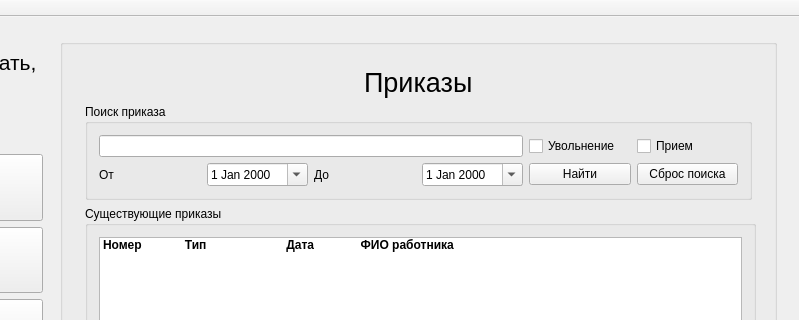
The window that salary/salary.ui (a-mihaylov/salary) describes before a commit, drawn with Qt 5; both pictures show x 185 to 984 and y 0 to 320 of the 984 by 567 pixel window.
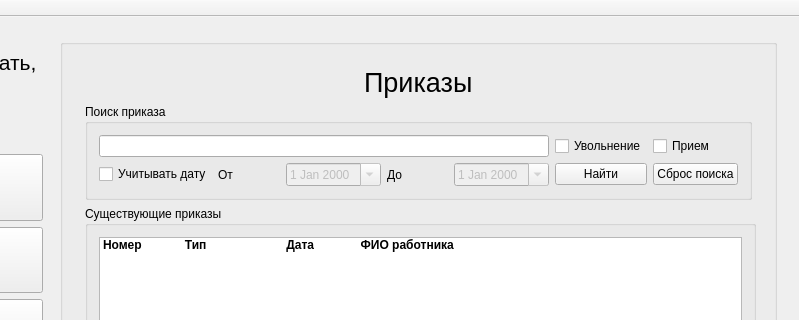
The same window after the commit. The open tabs and pages were chosen to show the change.

Commit message: Добавлен чек-бокс учета диапазона дат при поиске по приказам

What changed in the file:
```diff
--- a/salary/salary.ui
+++ b/salary/salary.ui
@@ -671,71 +671,81 @@
                   <string>Поиск приказа</string>
                  </property>
                  <layout class="QGridLayout" name="gridLayout">
-                  <item row="0" column="0" colspan="4">
-                   <widget class="QLineEdit" name="prikaz_search_FIO_2"/>
-                  </item>
-                  <item row="0" column="4">
-                   <widget class="QCheckBox" name="prikaz_search_dismissial">
-                    <property name="text">
-                     <string>Увольнение</string>
-                    </property>
-                   </widget>
-                  </item>
-                  <item row="0" column="5">
-                   <widget class="QCheckBox" name="prikaz_search_recruitment">
-                    <property name="text">
-                     <string>Прием</string>
-                    </property>
-                   </widget>
-                  </item>
-                  <item row="1" column="0">
-                   <widget class="QLabel" name="label_9">
-                    <property name="text">
-                     <string>От</string>
-                    </property>
-                   </widget>
-                  </item>
-                  <item row="1" column="1">
-                   <widget class="QDateEdit" name="prikaz_search_date_start">
-                    <property name="enabled">
-                     <bool>true</bool>
-                    </property>
-                    <property name="calendarPopup">
-                     <bool>true</bool>
-                    </property>
-                   </widget>
-                  </item>
                   <item row="1" column="2">
+                   <widget class="QDateEdit" name="prikaz_search_date_start">
+                    <property name="enabled">
+                     <bool>false</bool>
+                    </property>
+                    <property name="calendarPopup">
+                     <bool>true</bool>
+                    </property>
+                   </widget>
+                  </item>
+                  <item row="1" column="3">
                    <widget class="QLabel" name="label_10">
                     <property name="text">
                      <string>До</string>
                     </property>
                    </widget>
                   </item>
-                  <item row="1" column="3">
-                   <widget class="QDateEdit" name="prikaz_search_date_end">
-                    <property name="enabled">
-                     <bool>true</bool>
+                  <item row="1" column="6">
+                   <widget class="QPushButton" name="prikaz_search_reset">
+                    <property name="text">
+                     <string>Сброс поиска</string>
                     </property>
-                    <property name="calendarPopup">
-                     <bool>true</bool>
+                   </widget>
+                  </item>
+                  <item row="0" column="5">
+                   <widget class="QCheckBox" name="prikaz_search_dismissial">
+                    <property name="text">
+                     <string>Увольнение</string>
                     </property>
                    </widget>
                   </item>
                   <item row="1" column="4">
+                   <widget class="QDateEdit" name="prikaz_search_date_end">
+                    <property name="enabled">
+                     <bool>false</bool>
+                    </property>
+                    <property name="calendarPopup">
+                     <bool>true</bool>
+                    </property>
+                   </widget>
+                  </item>
+                  <item row="1" column="5">
                    <widget class="QPushButton" name="prikaz_search">
                     <property name="text">
                      <string>Найти</string>
                     </property>
                    </widget>
                   </item>
-                  <item row="1" column="5">
-                   <widget class="QPushButton" name="prikaz_search_reset">
+                  <item row="0" column="6">
+                   <widget class="QCheckBox" name="prikaz_search_recruitment">
                     <property name="text">
-                     <string>Сброс поиска</string>
+                     <string>Прием</string>
                     </property>
                    </widget>
                   </item>
+                  <item row="1" column="1">
+                   <widget class="QLabel" name="label_9">
+                    <property name="enabled">
+                     <bool>true</bool>
+                    </property>
+                    <property name="text">
+                     <string>От</string>
+                    </property>
+                   </widget>
+                  </item>
+                  <item row="1" column="0">
+                   <widget class="QCheckBox" name="prikaz_search_date_search">
+                    <property name="text">
+                     <string>Учитывать дату</string>
+                    </property>
+                   </widget>
+                  </item>
+                  <item row="0" column="0" colspan="5">
+                   <widget class="QLineEdit" name="prikaz_search_FIO"/>
+                  </item>
                  </layout>
                 </widget>
                </item>
```
Left out of the diff: 2 changed lines with no effect on the pictures.
